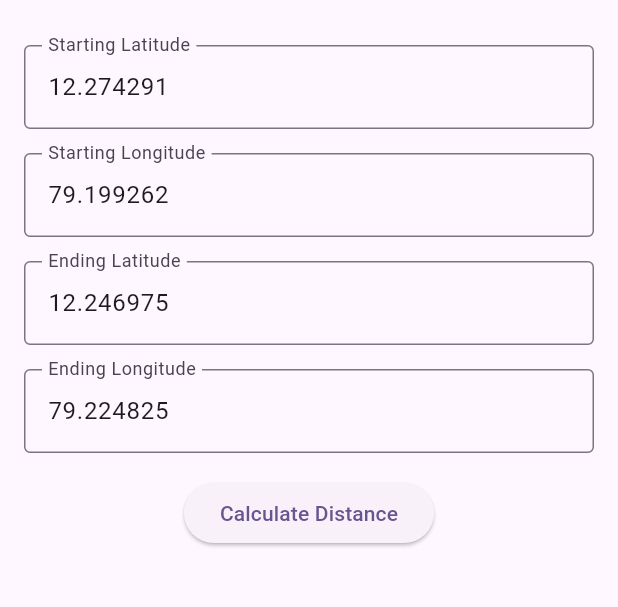
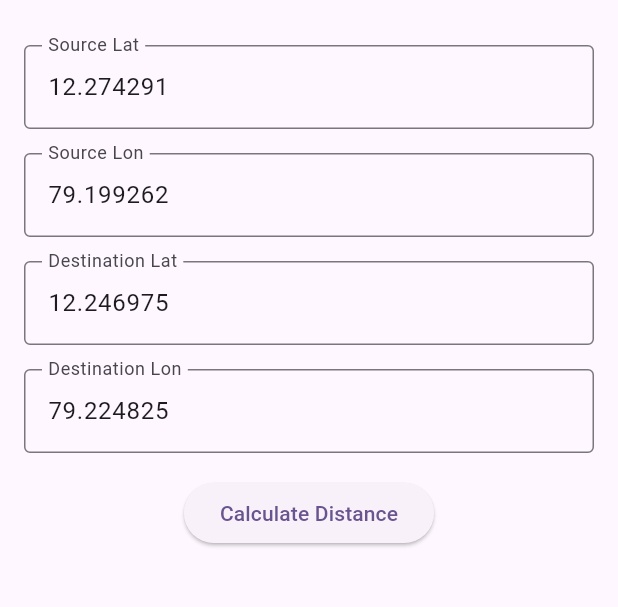
Before and after one commit to RajendiraPrasath/GetCurrentLocation, a Flutter app: the screen it shows after launch, on a phone screen of 412 x 824 dp, the part 63-670 px from its top. Run offline on Flutter 3.47's test engine with Material 3 defaults, Android fonts, the phone set to English and light mode, and no system bars; our stand-ins replace equatable, flutter_bloc, geolocator.

Commit message:
Changed tint tex

```diff
--- a/lib/widgets/EndLatitudeWidget.dart
+++ b/lib/widgets/EndLatitudeWidget.dart
@@ -18,10 +18,10 @@ class _EndLatitudeState extends State<EndLatitude> {
       child: TextFormField(
         controller: endingLatitudeController,
         decoration: const InputDecoration(
-            border: OutlineInputBorder(), labelText: "Ending Latitude"),
+            border: OutlineInputBorder(), labelText: "Destination Lat"),
         validator: (value) {
           if (value == null || value.isEmpty) {
-            return 'Please enter Ending Latitude';
+            return 'Please enter Destination Latitude';
           }
           return null;
         },
--- a/lib/widgets/EndLongitudeWidget.dart
+++ b/lib/widgets/EndLongitudeWidget.dart
@@ -18,10 +18,10 @@ class _EndLongitudeState extends State<EndLongitude> {
       child: TextFormField(
         controller: endingLongitudeController,
         decoration: const InputDecoration(
-            border: OutlineInputBorder(), labelText: "Ending Longitude"),
+            border: OutlineInputBorder(), labelText: "Destination Lon"),
         validator: (value) {
           if (value == null || value.isEmpty) {
-            return 'Please enter Ending Longitude';
+            return 'Please enter Destination Longitude';
           }
           return null;
         },
--- a/lib/widgets/StartLatitudeWidget.dart
+++ b/lib/widgets/StartLatitudeWidget.dart
@@ -20,10 +20,10 @@ class _StartLatitudeState extends State<StartLatitude> {
         controller: startingLatitudeController,
         keyboardType: TextInputType.number,
         decoration: const InputDecoration(
-            border: OutlineInputBorder(), labelText: "Starting Latitude"),
+            border: OutlineInputBorder(), labelText: "Source Lat"),
         validator: (value) {
           if (value == null || value.isEmpty) {
-            return 'Please enter Starting Latitude';
+            return 'Please enter Source Latitude';
           }
           return null;
         },
--- a/lib/widgets/StartLongitudeWidget.dart
+++ b/lib/widgets/StartLongitudeWidget.dart
@@ -18,10 +18,10 @@ class _StartLongitudeState extends State<StartLongitude> {
       child: TextFormField(
         controller: startingLongitudeController,
         decoration: const InputDecoration(
-            border: OutlineInputBorder(), labelText: "Starting Longitude"),
+            border: OutlineInputBorder(), labelText: "Source Lon"),
         validator: (value) {
           if (value == null || value.isEmpty) {
-            return 'Please enter Starting Longitude';
+            return 'Please enter Source Longitude';
           }
           return null;
         },
```
